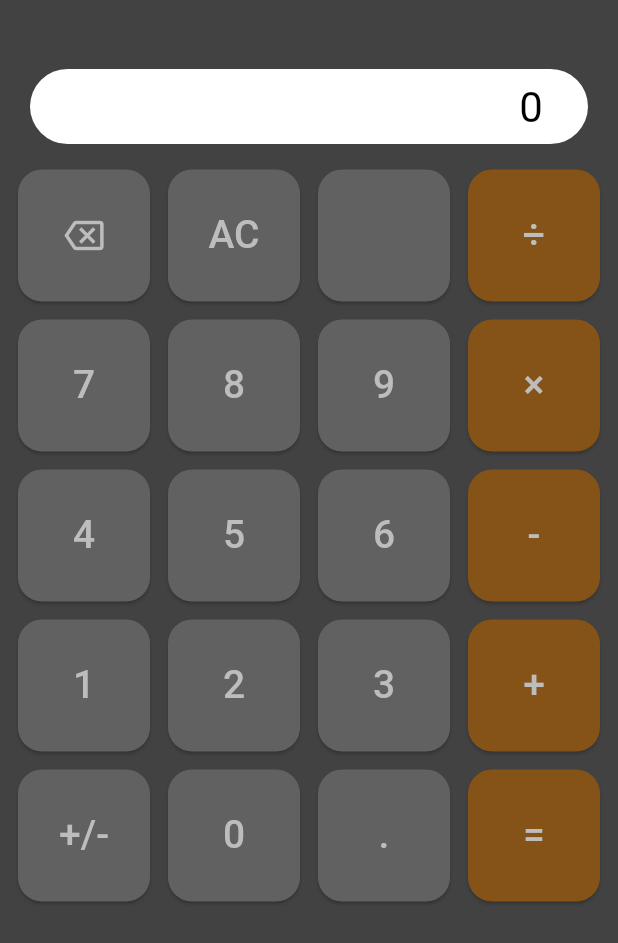
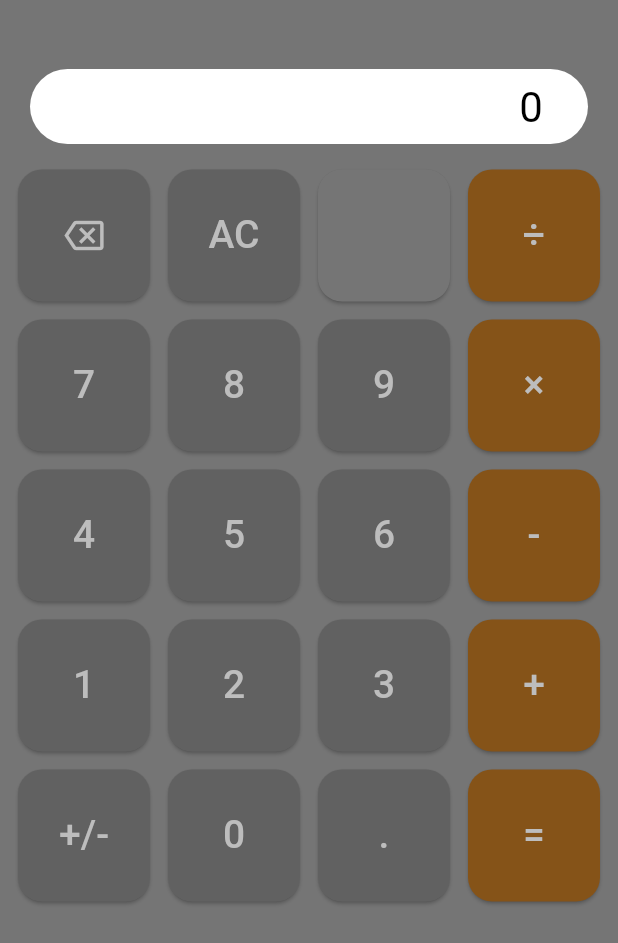
Before and after one commit to joba/flutterCalculator, a Flutter app: the screen it shows after launch, after a tap on "AC", on a phone screen of 412 x 824 dp. Shown: the top 943 px of the screen. Run offline on Flutter 3.47's test engine with Material 3 defaults, Android fonts, the phone set to English and light mode, and no system bars; our stand-ins replace math_expressions.

Commit message:
add background to safeArea, update color of empty buttons

```diff
--- a/lib/utils/button_config.dart
+++ b/lib/utils/button_config.dart
@@ -19,6 +19,8 @@ double getButtonAspectRatio(double width) {
   return (
     backgroundColor: isOperator
         ? Theme.of(context).colorScheme.primary
+        : value.isEmpty
+        ? Colors.grey[600]
         : Colors.grey[700],
     content: _getButtonContent(value),
   );
--- a/lib/views/calculator_view.dart
+++ b/lib/views/calculator_view.dart
@@ -29,10 +29,11 @@ class _CalculatorState extends State<Calculator> {
     _displayText = _calculatorManager.displayText;
     _labelText = _calculatorManager.labelText;
 
-    return SafeArea(
-      child: Container(
+    return Container(
+      color: Colors.grey[600],
+      child: SafeArea(
+        child: SizedBox(
           width: double.infinity,
-        color: Colors.grey[800],
           child: Column(
             mainAxisAlignment: MainAxisAlignment.start,
             children: [
@@ -41,6 +42,7 @@ class _CalculatorState extends State<Calculator> {
             ],
           ),
         ),
+      ),
     );
   }
 }
```
Lines whose indentation alone changed are shown as unchanged.
